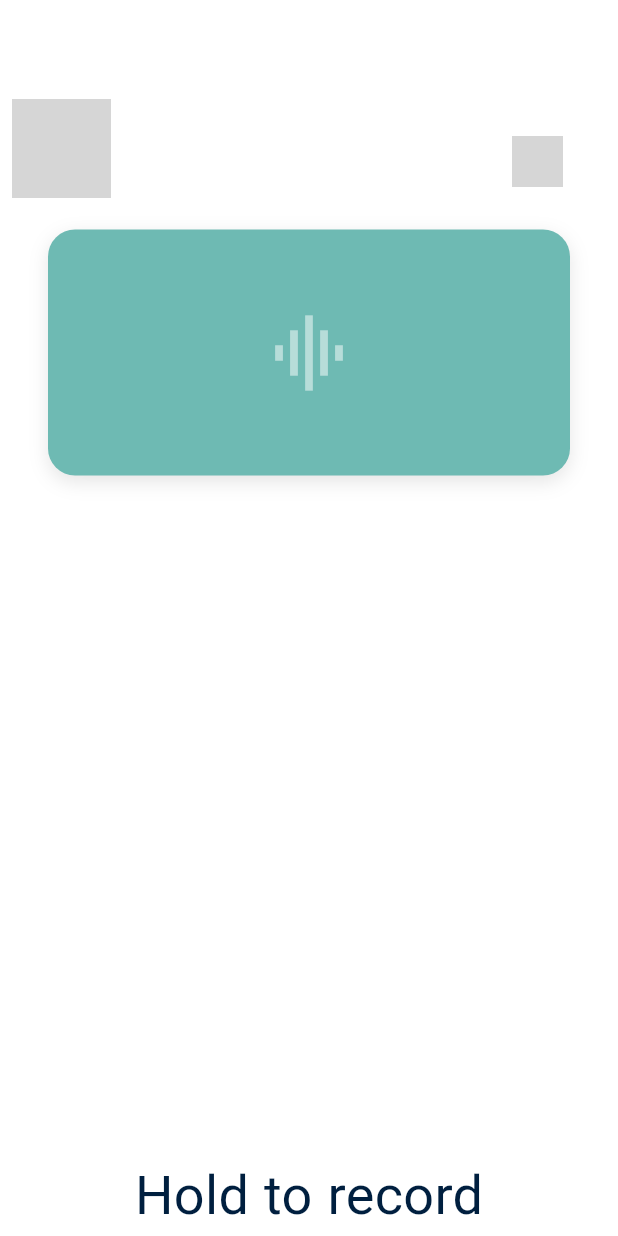
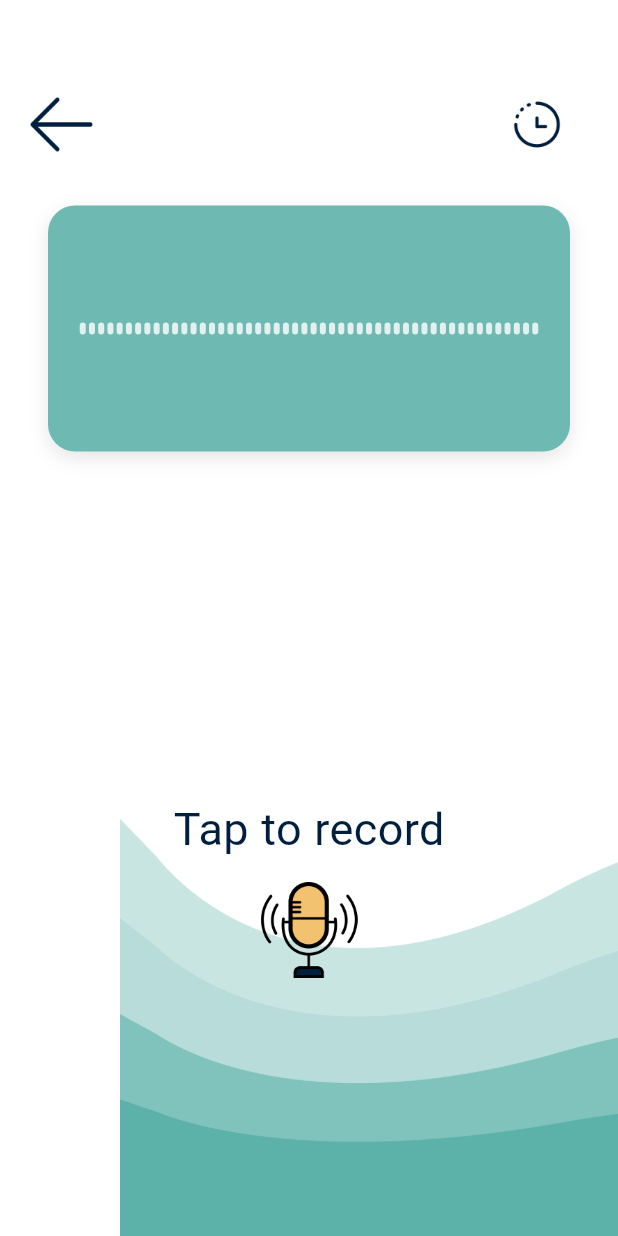
Before and after one commit to Wibson27/OtakAtik, a Flutter app: the VoiceRecorderScreen screen opened directly, on a phone screen of 412 x 824 dp. Run offline on Flutter 3.47's test engine with Material 3 defaults, Android fonts, the phone set to English and light mode, and no system bars; our stand-ins replace bloc, file_picker, flutter_bloc, google_fonts, image_picker, permission_handler; missing offline and left inert: record; grey boxes are pictures that could not be loaded.

Commit message:
feature(audio-chat-ui): Refine voice sentiment and history analysis screen

```diff
--- a/frontend/lib/common/app_route.dart
+++ b/frontend/lib/common/app_route.dart
@@ -8,5 +8,6 @@ class AppRoute {
   static const String forumDiscussList = '/forum-discuss';
   static const String forumDiscussDetail = '/forum-discuss-detail';
   static const String voiceSentiment = '/voice-sentiment';
+  static const String voiceSentimentHistory = '/voice-sentiment/history';
   static const String chatbot = '/chatbot';
 }
--- a/frontend/lib/main.dart
+++ b/frontend/lib/main.dart
@@ -1,6 +1,7 @@
 import 'package:flutter/material.dart';
 import 'package:flutter/services.dart';
 import 'package:flutter_bloc/flutter_bloc.dart';
+import 'package:frontend/screens/history_screen.dart';
 import 'package:frontend/screens/splash_screen.dart';
 import 'package:google_fonts/google_fonts.dart';
 
@@ -11,6 +12,7 @@ import 'package:frontend/screens/sign_up_screen.dart';
 import 'package:frontend/screens/sign_in_screen.dart';
 import 'package:frontend/screens/dashboard_screen.dart';
 import 'package:frontend/screens/forum_discussion_screen.dart';
+import 'package:frontend/screens/voice_recorder_screen.dart';
 
 void main() {
   WidgetsFlutterBinding.ensureInitialized();
@@ -70,6 +72,8 @@ class MyApp extends StatelessWidget {
           AppRoute.signIn: (context) => const SignInScreen(),
           AppRoute.dashboard: (context) => const DashboardScreen(),
           AppRoute.forumDiscussList: (context) => const ForumDiscussionScreen(),
+          AppRoute.voiceSentiment: (context) => const VoiceRecorderScreen(),
+          AppRoute.voiceSentimentHistory: (context) => HistoryScreen(),
         },
       ),
     );
--- a/frontend/lib/screens/sign_in_screen.dart
+++ b/frontend/lib/screens/sign_in_screen.dart
@@ -13,7 +13,7 @@ class SignInScreen extends StatefulWidget {
 }
 
 class _SignInScreenState extends State<SignInScreen> {
-  // Controllers untuk input
+  // Controllers input
   final TextEditingController _usernameController = TextEditingController();
   final TextEditingController _passwordController = TextEditingController();
 
--- a/frontend/lib/screens/voice_recorder_screen.dart
+++ b/frontend/lib/screens/voice_recorder_screen.dart
@@ -2,6 +2,8 @@ import 'dart:async';
 import 'dart:io';
 import 'dart:math';
 import 'package:flutter/material.dart';
+import 'package:frontend/screens/history_screen.dart';
+import 'package:frontend/screens/sentiment_analysis_screen.dart';
 import 'package:record/record.dart';
 import 'package:permission_handler/permission_handler.dart';
 import 'package:path_provider/path_provider.dart';
@@ -17,32 +19,30 @@ class _VoiceRecorderScreenState extends State<VoiceRecorderScreen>
     with TickerProviderStateMixin {
   final AudioRecorder _audioRecorder = AudioRecorder();
 
-  // State management - seperti remote control untuk tape recorder
   bool _isRecording = false;
   bool _hasRecording = false;
   String? _audioPath;
 
-  // Timer untuk durasi recording
+  // Timer durasi recording
   Timer? _recordingTimer;
   int _recordingDuration = 0;
 
-  // Animation controllers - seperti DJ mixer dengan efek visual
+  // Animation controllers
   late AnimationController _pulseController;
-  late AnimationController _waveController;
   late Animation<double> _pulseAnimation;
 
-  // Simulasi gelombang suara - seperti equalizer
-  List<double> _audioLevels = [];
+  // Simulasi garis untuk visualisasi audio
+  List<double> _audioLevels = List.generate(50, (index) => 0.0);
   Timer? _audioLevelTimer;
 
   @override
   void initState() {
     super.initState();
     _initializeAnimations();
+    _initializeAudioLevels();
   }
 
   void _initializeAnimations() {
-    // Pulse animation untuk tombol recording - seperti detak jantung
     _pulseController = AnimationController(
       duration: const Duration(milliseconds: 1000),
       vsync: this,
@@ -54,41 +54,39 @@ class _VoiceRecorderScreenState extends State<VoiceRecorderScreen>
       parent: _pulseController,
       curve: Curves.easeInOut,
     ));
+  }
 
-    // Wave animation untuk latar belakang
-    _waveController = AnimationController(
-      duration: const Duration(seconds: 3),
-      vsync: this,
-    )..repeat();
+  void _initializeAudioLevels() {
+    setState(() {
+      _audioLevels = List.generate(
+        _audioLevels.length,
+        (index) => 0.1,
+      );
+    });
   }
 
   @override
   void dispose() {
     _pulseController.dispose();
-    _waveController.dispose();
     _recordingTimer?.cancel();
     _audioLevelTimer?.cancel();
     _audioRecorder.dispose();
     super.dispose();
   }
 
-  // Fungsi untuk meminta izin mikrofon - seperti mengetuk pintu sebelum masuk
   Future<bool> _requestPermission() async {
     final status = await Permission.microphone.request();
     return status == PermissionStatus.granted;
   }
 
-  // Simulasi level audio - seperti VU meter di studio
   void _startAudioLevelSimulation() {
     _audioLevelTimer = Timer.periodic(
-      const Duration(milliseconds: 100),
+      const Duration(milliseconds: 60),
       (timer) {
         if (_isRecording) {
           setState(() {
-            _audioLevels = List.generate(
-              20,
-              (index) => Random().nextDouble() * 0.8 + 0.2,
-            );
+            _audioLevels.removeAt(0);
+            _audioLevels.add(Random().nextDouble() * 0.7 + 0.3);
           });
         }
       },
@@ -98,11 +96,10 @@ class _VoiceRecorderScreenState extends State<VoiceRecorderScreen>
   void _stopAudioLevelSimulation() {
     _audioLevelTimer?.cancel();
     setState(() {
-      _audioLevels.clear();
+      _audioLevels = List.generate(_audioLevels.length, (index) => 0.2);
     });
   }
 
-  // Fungsi recording - seperti menekan tombol REC di tape recorder
   Future<void> _startRecording() async {
     if (!await _requestPermission()) {
       ScaffoldMessenger.of(context).showSnackBar(
@@ -128,13 +125,13 @@ class _VoiceRecorderScreenState extends State<VoiceRecorderScreen>
       setState(() {
         _isRecording = true;
         _recordingDuration = 0;
+        _hasRecording = false;
+        _audioLevels = List.generate(_audioLevels.length, (index) => 0.1);
       });
 
-      // Mulai animasi dan timer
       _pulseController.repeat(reverse: true);
       _startAudioLevelSimulation();
       _startRecordingTimer();
-
     } catch (e) {
       ScaffoldMessenger.of(context).showSnackBar(
         SnackBar(content: Text('Gagal memulai recording: $e')),
@@ -153,7 +150,6 @@ class _VoiceRecorderScreenState extends State<VoiceRecorderScreen>
     );
   }
 
-  // Fungsi stop recording - seperti menekan tombol STOP
   Future<void> _stopRecording() async {
     try {
       await _audioRecorder.stop();
@@ -163,12 +159,10 @@ class _VoiceRecorderScreenState extends State<VoiceRecorderScreen>
         _hasRecording = true;
       });
 
-      // Stop animasi dan timer
       _pulseController.stop();
       _pulseController.reset();
       _stopAudioLevelSimulation();
       _recordingTimer?.cancel();
-
     } catch (e) {
       ScaffoldMessenger.of(context).showSnackBar(
         SnackBar(content: Text('Gagal menghentikan recording: $e')),
@@ -176,7 +170,6 @@ class _VoiceRecorderScreenState extends State<VoiceRecorderScreen>
     }
   }
 
-  // Fungsi discard - seperti membuang kaset rusak
   void _discardRecording() {
     if (_audioPath != null) {
       final file = File(_audioPath!);
@@ -189,21 +182,34 @@ class _VoiceRecorderScreenState extends State<VoiceRecorderScreen>
       _hasRecording = false;
       _audioPath = null;
       _recordingDuration = 0;
+      _initializeAudioLevels();
     });
   }
 
-  // Fungsi analyze - seperti mengirim kaset ke ahli untuk dianalisis
   void _analyzeRecording() {
     if (_audioPath != null) {
-      // Di sini Anda bisa menambahkan logika untuk mengirim audio ke AI
+      Navigator.push(
+        context,
+        MaterialPageRoute(
+          builder: (context) => SentimentAnalysisScreen(audioPath: _audioPath!),
+        ),
+      );
+    } else {
       ScaffoldMessenger.of(context).showSnackBar(
-        const SnackBar(content: Text('Menganalisis audio...')),
+        const SnackBar(content: Text('Tidak ada rekaman untuk dianalisis.')),
       );
-      // TODO: Implementasi analisis AI
     }
   }
 
-  // Format durasi - seperti display timer di tape recorder
+  // toggle recording
+  void _toggleRecording() {
+    if (_isRecording) {
+      _stopRecording();
+    } else {
+      _startRecording();
+    }
+  }
+
   String _formatDuration(int seconds) {
     final minutes = seconds ~/ 60;
     final remainingSeconds = seconds % 60;
@@ -212,58 +218,49 @@ class _VoiceRecorderScreenState extends State<VoiceRecorderScreen>
 
   @override
   Widget build(BuildContext context) {
-    final screenWidth = MediaQuery.of(context).size.width;
-    final screenHeight = MediaQuery.of(context).size.height;
-
     return Scaffold(
       backgroundColor: Colors.white,
       body: Stack(
         children: [
-          // Wave background - seperti latar belakang studio
           Positioned(
-            left: screenWidth - 471 + 681,
-            top: screenHeight - 932 + 932,
+            right: 0,
+            top: 460,
+            bottom: 0,
             child: Image.asset(
-              'assets/wave_tosca.png',
-              width: 471,
-              height: 932,
+              'assets/images/wave_tosca.png',
               fit: BoxFit.cover,
             ),
           ),
 
-          // Main content
+
           Column(
             children: [
-              // Header dengan tombol back dan history
-              Container(
-                padding: const EdgeInsets.only(top: 50),
+              Padding(
+                padding: const EdgeInsets.only(top: 50, left: 8, right: 37),
                 child: Row(
                   children: [
-                    // Back button
-                    Padding(
-                      padding: const EdgeInsets.only(left: 8, top: 16),
-                      child: GestureDetector(
+                    // arrow button
+                    GestureDetector(
                       onTap: () => Navigator.pop(context),
                       child: Image.asset(
-                          'assets/arrow.png',
+                        'assets/images/arrow.png',
                         width: 66,
                         height: 66,
                       ),
                     ),
-                    ),
                     const Spacer(),
-                    // History button
-                    Padding(
-                      padding: const EdgeInsets.only(right: 37, top: 33),
-                      child: GestureDetector(
+                    // history button
+                    GestureDetector(
                       onTap: () {
-                          // TODO: Navigate to history
+                        Navigator.push(
+                          context,
+                          MaterialPageRoute(builder: (context) =>  HistoryScreen()),
+                        );
                       },
                       child: Image.asset(
-                          'assets/history_button.png',
+                        'assets/images/history_button.png',
                         width: 34,
                         height: 34,
-                        ),
                       ),
                     ),
                   ],
@@ -272,7 +269,7 @@ class _VoiceRecorderScreenState extends State<VoiceRecorderScreen>
 
               const SizedBox(height: 21),
 
-              // Recording area - seperti area utama studio
+              // Recording area
               Center(
                 child: Container(
                   width: 348,
@@ -289,17 +286,18 @@ class _VoiceRecorderScreenState extends State<VoiceRecorderScreen>
                     ],
                   ),
                   child: Stack(
+                    alignment: Alignment.center,
                     children: [
-                      // Audio visualization - seperti equalizer
-                      if (_isRecording && _audioLevels.isNotEmpty)
-                        Center(
+                      // ini untuk visualisasi audio
+                      Padding(
+                        padding: const EdgeInsets.symmetric(horizontal: 20.0),
                         child: Row(
-                            mainAxisAlignment: MainAxisAlignment.center,
+                          mainAxisAlignment: MainAxisAlignment.spaceEvenly,
                           crossAxisAlignment: CrossAxisAlignment.center,
                           children: _audioLevels.map((level) {
                             return Container(
                               width: 4,
-                                height: level * 60,
+                              height: (level * 80).clamp(5, 80),
                               margin: const EdgeInsets.symmetric(horizontal: 1),
                               decoration: BoxDecoration(
                                 color: Colors.white.withOpacity(0.8),
@@ -310,7 +308,7 @@ class _VoiceRecorderScreenState extends State<VoiceRecorderScreen>
                         ),
                       ),
 
-                      // Recording indicator dan timer
+                      // timer ketika recording
                       if (_isRecording)
                         Positioned(
                           top: 16,
@@ -337,31 +335,41 @@ class _VoiceRecorderScreenState extends State<VoiceRecorderScreen>
                             ],
                           ),
                         ),
-
-                      // Static waveform ketika tidak recording
-                      if (!_isRecording && !_hasRecording)
-                        Center(
-                          child: Icon(
-                            Icons.graphic_eq,
-                            size: 60,
-                            color: Colors.white.withOpacity(0.5),
-                          ),
-                        ),
                     ],
                   ),
                 ),
               ),
 
-              const SizedBox(height: 454),
+              const Spacer(),
 
-              // Recording controls
+              // Recording
               Column(
                 children: [
-                  // Hold to record text
+                  if (_isRecording)
+                    Text(
+                      _formatDuration(_recordingDuration),
+                      style: const TextStyle(
+                        fontSize: 30,
+                        color: Color(0xFF001F3F),
+                        fontFamily: 'FredokaOne',
+                        fontWeight: FontWeight.w400,
+                      ),
+                    )
+                  else if (_hasRecording)
+                    Text(
+                      _formatDuration(_recordingDuration),
+                      style: const TextStyle(
+                        fontSize: 30,
+                        color: Color(0xFF001F3F),
+                        fontFamily: 'FredokaOne',
+                        fontWeight: FontWeight.w400,
+                      ),
+                    )
+                  else
                     const Text(
-                    'Hold to record',
+                      'Tap to record',
                       style: TextStyle(
-                      fontSize: 36,
+                        fontSize: 30,
                         color: Color(0xFF001F3F),
                         fontFamily: 'FredokaOne',
                         fontWeight: FontWeight.w400,
@@ -370,25 +378,16 @@ class _VoiceRecorderScreenState extends State<VoiceRecorderScreen>
 
                   const SizedBox(height: 14),
 
-                  // Voice record button - seperti tombol besar di mixing console
+                  // Voice record button
                   GestureDetector(
-                    onLongPressStart: (_) => _startRecording(),
-                    onLongPressEnd: (_) => _stopRecording(),
-                    onTap: _hasRecording ? null : () {
-                      ScaffoldMessenger.of(context).showSnackBar(
-                        const SnackBar(
-                          content: Text('Tahan tombol untuk merekam'),
-                          duration: Duration(seconds: 1),
-                        ),
-                      );
-                    },
+                    onTap: _toggleRecording,
                     child: AnimatedBuilder(
                       animation: _pulseAnimation,
                       builder: (context, child) {
                         return Transform.scale(
                           scale: _isRecording ? _pulseAnimation.value : 1.0,
                           child: Image.asset(
-                            'assets/voice_record_button.png',
+                            'assets/images/voice_record_button.png',
                             width: 68.44,
                             height: 64,
                           ),
@@ -397,10 +396,12 @@ class _VoiceRecorderScreenState extends State<VoiceRecorderScreen>
                     ),
                   ),
 
-                  const SizedBox(height: 159),
+                  const SizedBox(height: 50),
 
-                  // Action buttons - seperti kontrol playback di tape deck
+                  // discard and analyze buttons
                   if (_hasRecording)
+                    Column(
+                      children: [
                         Row(
                           mainAxisAlignment: MainAxisAlignment.spaceEvenly,
                           children: [
@@ -453,6 +454,11 @@ class _VoiceRecorderScreenState extends State<VoiceRecorderScreen>
                             ),
                           ],
                         ),
+                        const SizedBox(height: 20),
+                      ],
+                    )
+                  else
+                    const SizedBox(height: 122),
                 ],
               ),
             ],
```
Also changed, not shown: frontend/lib/screens/history_screen.dart (added, +324 -0 lines), frontend/lib/screens/sentiment_analysis_screen.dart (added, +50 -0 lines), frontend/assets/images/blur_top_history.png (added), frontend/assets/images/kotak_putih_voice_detail.png (added), frontend/assets/images/kotak_putih_voice_score.png (added), frontend/assets/images/kotak_putih_voice_title.png (added), frontend/assets/images/kotak_tosca_history_voice.png (added), frontend/assets/images/wave_history_voice.png (added). Lines whose indentation alone changed are shown as unchanged.
